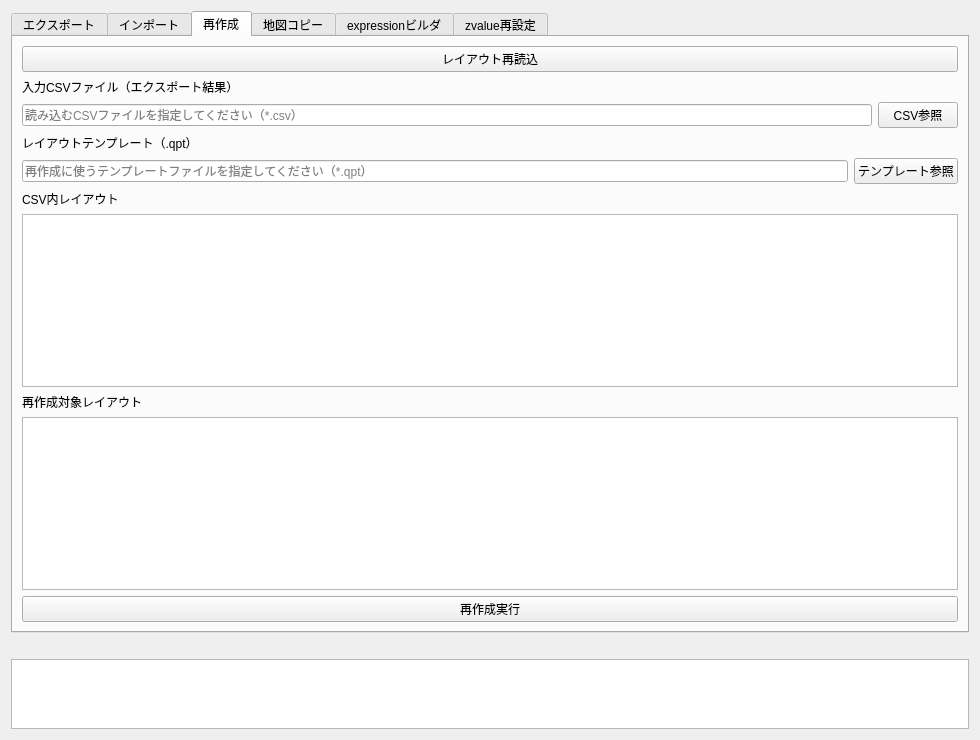
Above: ui/main_dialog.ui from zaknak/QGIS-Layout-Labo before the change. Below: the same form after it.
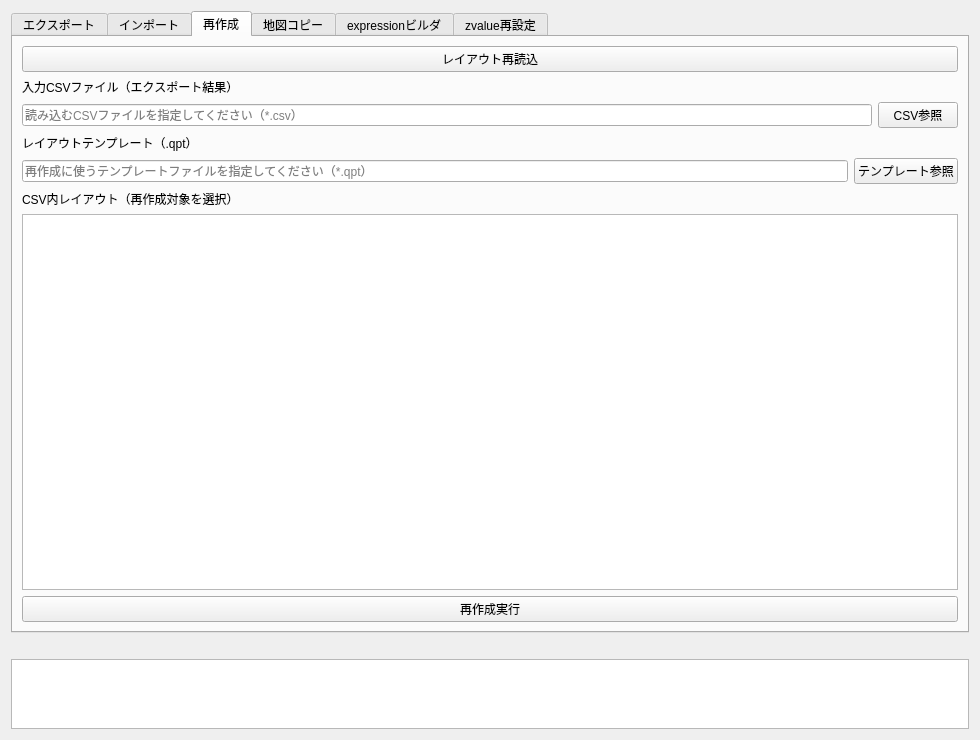
That is the form after the change. The open tabs and pages were chosen to show the change.

Commit message: 再作成対象をCSV選択ベースへ変更

The edit to the form file:
```diff
--- a/ui/main_dialog.ui
+++ b/ui/main_dialog.ui
@@ -62,10 +62,8 @@
          <item><widget class="QPushButton" name="btnTemplateBrowse"><property name="text"><string>テンプレート参照</string></property></widget></item>
         </layout>
        </item>
-       <item><widget class="QLabel" name="labelRebuildCsvLayouts"><property name="text"><string>CSV内レイアウト</string></property></widget></item>
+       <item><widget class="QLabel" name="labelRebuildCsvLayouts"><property name="text"><string>CSV内レイアウト（再作成対象を選択）</string></property></widget></item>
        <item><widget class="QListWidget" name="listWidgetRebuildCsvLayouts"/></item>
-       <item><widget class="QLabel" name="labelRebuildTargetLayouts"><property name="text"><string>再作成対象レイアウト</string></property></widget></item>
-       <item><widget class="QListWidget" name="listWidgetRebuildTargetLayouts"/></item>
        <item><widget class="QPushButton" name="btnRebuildRun"><property name="text"><string>再作成実行</string></property></widget></item>
       </layout>
      </widget>
```
The commit also changes 5 other files.
